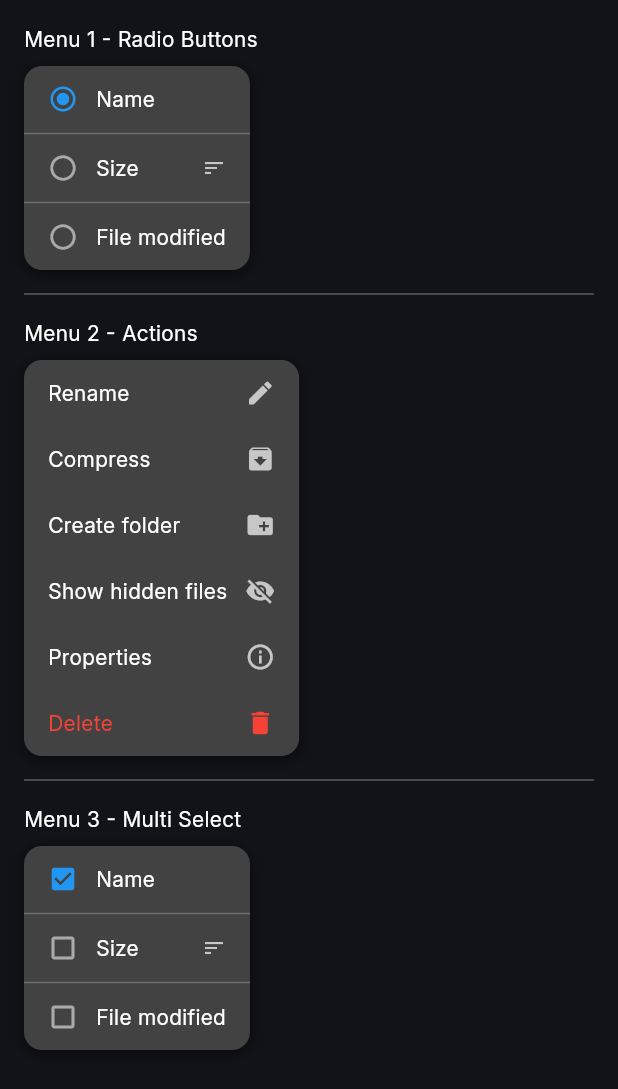
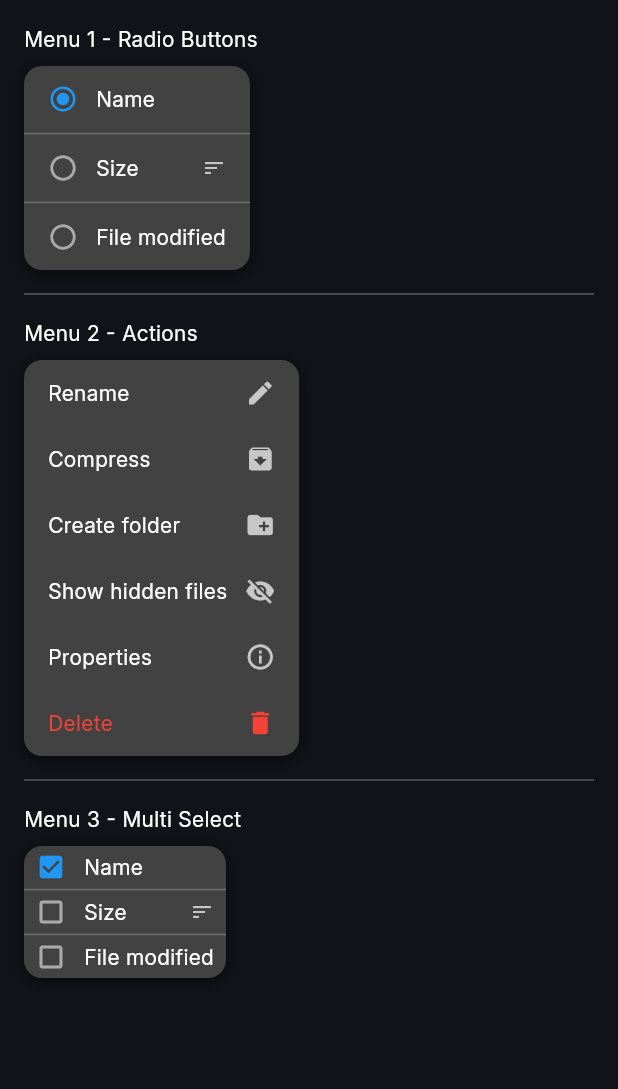
Before and after one commit to mineshp-mecha/mechanix-ui, a Flutter app: the PopupMenuPage screen opened directly, on a phone screen of 412 x 824 dp. Shown: the top 1089 px of the screen. Run offline on Flutter 3.47's test engine with Material 3 defaults, Android fonts, the phone set to English and light mode, and no system bars; our stand-ins replace plugin_platform_interface, watch_it.

Commit message:
fix : menu item padding added

```diff
--- a/flutter/widgets/example/lib/pages/popup_menu_page.dart
+++ b/flutter/widgets/example/lib/pages/popup_menu_page.dart
@@ -196,6 +196,7 @@ class _MultiSelectMenuExampleState extends State<MultiSelectMenuExample> {
       selectionMode: MenuSelectionMode.multiple,
       selectedItems: ["Name"],
       onSelectionChanged: (selected) => print("Selected: $selected"),
+      itemPadding: const EdgeInsets.symmetric(horizontal: 8, vertical: 4),
       items: [
         MechanixMenuItem(label: "Name", layout: MenuItemLayout.checkLeft),
         MechanixMenuDivider(color: Colors.white24),
--- a/flutter/widgets/lib/widgets/menu/mechanix_menu.dart
+++ b/flutter/widgets/lib/widgets/menu/mechanix_menu.dart
@@ -18,6 +18,7 @@ class MechanixMenu extends StatefulWidget {
     this.backgroundColor,
     this.borderRadius,
     this.shadowColor,
+    this.itemPadding,
   });
 
   final List<Widget> items; // Can include any widget (items, dividers, etc.)
@@ -27,6 +28,7 @@ class MechanixMenu extends StatefulWidget {
   final Color? backgroundColor;
   final double? borderRadius;
   final Color? shadowColor;
+  final EdgeInsetsGeometry? itemPadding;
 
   @override
   State<MechanixMenu> createState() => _MechanixMenuState();
@@ -93,6 +95,7 @@ class _MechanixMenuState extends State<MechanixMenu> {
               if (child is MechanixMenuItem) {
                 final isSelected = _selectedItems.contains(child.label);
                 return MechanixMenuItem(
+                  itemPadding: widget.itemPadding,
                   key: ValueKey(child.label),
                   label: child.label,
                   leadingWidget: child.leadingWidget,
--- a/flutter/widgets/lib/widgets/menu/mechanix_menu_item.dart
+++ b/flutter/widgets/lib/widgets/menu/mechanix_menu_item.dart
@@ -22,6 +22,7 @@ class MechanixMenuItem extends StatefulWidget {
   final ValueChanged<bool>? onCheckChanged;
   final bool selectable; // Whether this item supports selection
   final bool isRadio; // true for single-select, false for multi-select
+  final EdgeInsetsGeometry? itemPadding;
 
   const MechanixMenuItem({
     super.key,
@@ -35,6 +36,7 @@ class MechanixMenuItem extends StatefulWidget {
     this.onCheckChanged,
     this.selectable = false,
     this.isRadio = false,
+    this.itemPadding,
   });
 
   @override
@@ -47,6 +49,10 @@ class _MechanixMenuItemState extends State<MechanixMenuItem> {
   @override
   Widget build(BuildContext context) {
     final theme = MechanixMenuItemTheme.of(context);
+
+    final resolvedPadding = widget.itemPadding ??
+        const EdgeInsets.symmetric(horizontal: 16, vertical: 12);
+    debugPrint('resolvedPadding: $resolvedPadding');
 
     final resolvedTextStyle = widget.textStyle ??
         theme.textStyle ??
@@ -173,7 +179,7 @@ class _MechanixMenuItemState extends State<MechanixMenuItem> {
           },
           borderRadius: BorderRadius.circular(6),
           child: Padding(
-            padding: const EdgeInsets.symmetric(horizontal: 16, vertical: 12),
+            padding: resolvedPadding,
             child: Row(children: children),
           ),
         ),
```
